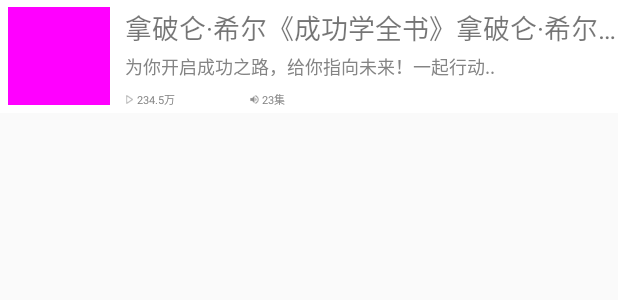
After one commit to songjachin/Himalaya, an Android app: the layout item_recommend.xml on its own in the app's theme, with its tools: preview values and no code run, on a phone screen of 412 x 824 dp. The commit adds this screen. Shown: the top 300 px of the screen. Run offline under Robolectric (Android 15) with nearby library versions, the phone set to English and light mode, and no system bars.

Commit message:
make RecyclerView

```diff
--- a/app/build.gradle
+++ b/app/build.gradle
@@ -46,4 +46,7 @@ dependencies {
     api 'com.google.code.gson:gson:2.8.6'
     api 'com.squareup.okhttp3:okhttp:3.11.0'
     api 'com.squareup.okio:okio:1.15.0'
+    implementation 'androidx.recyclerview:recyclerview:1.1.0'
+    implementation 'com.github.bumptech.glide:glide:4.11.0'
+    annotationProcessor 'com.github.bumptech.glide:compiler:4.11.0'
 }
--- /dev/null
+++ b/app/src/main/res/layout/item_recommend.xml
@@ -0,0 +1,97 @@
+<?xml version="1.0" encoding="utf-8"?>
+<RelativeLayout xmlns:android="http://schemas.android.com/apk/res/android"
+    android:layout_width="match_parent"
+    android:layout_height="75dp"
+    android:background="#ffffff">
+
+    <ImageView
+        android:id="@+id/album_cover"
+        android:layout_width="68dp"
+        android:layout_height="65dp"
+        android:layout_centerVertical="true"
+        android:layout_marginLeft="5dp"
+        android:background="#ff00ff" />
+
+    <LinearLayout
+        android:layout_width="match_parent"
+        android:layout_height="wrap_content"
+        android:layout_marginLeft="10dp"
+        android:layout_toRightOf="@+id/album_cover"
+        android:orientation="vertical">
+
+        <TextView
+            android:id="@+id/album_title_tv"
+            android:layout_width="match_parent"
+            android:layout_height="wrap_content"
+            android:layout_marginTop="5dp"
+            android:ellipsize="end"
+            android:lines="1"
+            android:text="拿破仑·希尔《成功学全书》拿破仑·希尔《成功学全书》"
+            android:textSize="18sp" />
+
+        <TextView
+            android:id="@+id/album_description_tv"
+            android:layout_width="match_parent"
+            android:layout_height="15dp"
+            android:layout_marginTop="3dp"
+            android:ellipsize="end"
+            android:text="为你开启成功之路，给你指向未来！一起行动.."
+            android:textColor="#ff848484"
+            android:textSize="12sp" />
+
+        <LinearLayout
+            android:layout_width="match_parent"
+            android:layout_height="wrap_content"
+            android:layout_marginTop="10dp"
+            android:orientation="horizontal">
+
+
+            <LinearLayout
+                android:layout_width="wrap_content"
+                android:layout_height="wrap_content"
+                android:gravity="center_vertical"
+                android:orientation="horizontal">
+
+                <ImageView
+                    android:layout_width="6dp"
+                    android:layout_height="6dp"
+                    android:src="@mipmap/play_info_icon" />
+
+
+                <TextView
+                    android:id="@+id/album_play_count"
+                    android:layout_width="45dp"
+                    android:layout_height="wrap_content"
+                    android:layout_marginLeft="2dp"
+                    android:text="234.5万"
+                    android:textColor="#ff848484"
+                    android:textSize="7sp" />
+            </LinearLayout>
+
+
+            <LinearLayout
+                android:layout_width="wrap_content"
+                android:layout_height="wrap_content"
+                android:layout_marginLeft="30dp"
+                android:gravity="center_vertical"
+                android:orientation="horizontal">
+
+                <ImageView
+                    android:layout_width="6dp"
+                    android:layout_height="6dp"
+                    android:src="@mipmap/ic_sound" />
+
+                <TextView
+                    android:id="@+id/album_content_size"
+                    android:layout_width="45dp"
+                    android:layout_height="wrap_content"
+                    android:layout_marginLeft="2dp"
+                    android:text="23集"
+                    android:textColor="#ff848484"
+                    android:textSize="7sp" />
+            </LinearLayout>
+        </LinearLayout>
+    </LinearLayout>
+
+
+</RelativeLayout>
--- a/build.gradle
+++ b/build.gradle
@@ -3,6 +3,7 @@
 buildscript {
 
     repositories {
+        mavenCentral()
         google()
         jcenter()
 
@@ -18,6 +19,7 @@ buildscript {
 
 allprojects {
     repositories {
+        mavenCentral()
         google()
         jcenter()
 
```
Also changed, not shown: app/src/main/java/com/songjachin/himalaya/adapters/RecyclerViewListAdapter.java (added, +86 -0 lines), app/src/main/java/com/songjachin/himalaya/constants/Constants.java (added, +9 -0 lines), app/src/main/java/com/songjachin/himalaya/fragments/RecommendFragment.java (+70 -3 lines), app/src/main/res/layout/fragment_recommend.xml (+5 -6 lines), app/src/main/res/mipmap-mdpi/ic_sound.png (added), app/src/main/res/mipmap-mdpi/play_info_icon.png (added).
